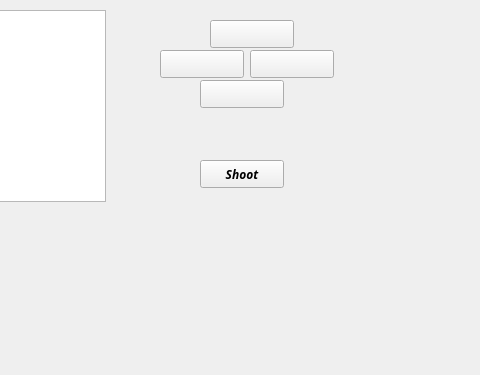
Old version of the form Game/mainwindow.ui in the repository ctrl-elri/nyssemeni; both pictures show x 170 to 650 and y 0 to 375 of the 800 by 600 pixel window.
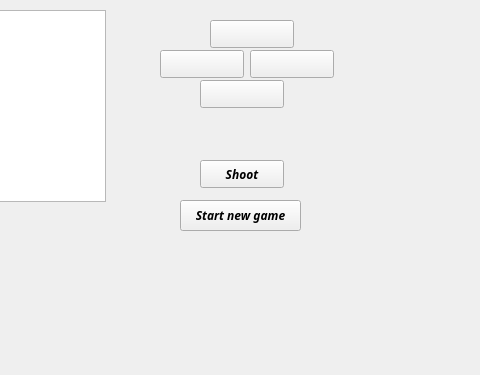
New version of the form.

Commit message: Added 'start new game' button to mainwindow and modified dialog

```diff
--- a/Game/mainwindow.ui
+++ b/Game/mainwindow.ui
@@ -103,6 +103,19 @@
      <string/>
     </property>
    </widget>
+   <widget class="QPushButton" name="newgameButton">
+    <property name="geometry">
+     <rect>
+      <x>350</x>
+      <y>200</y>
+      <width>121</width>
+      <height>31</height>
+     </rect>
+    </property>
+    <property name="text">
+     <string>Start new game</string>
+    </property>
+   </widget>
   </widget>
   <widget class="QMenuBar" name="menubar">
    <property name="geometry">
```
The commit also changes 9 other files.
